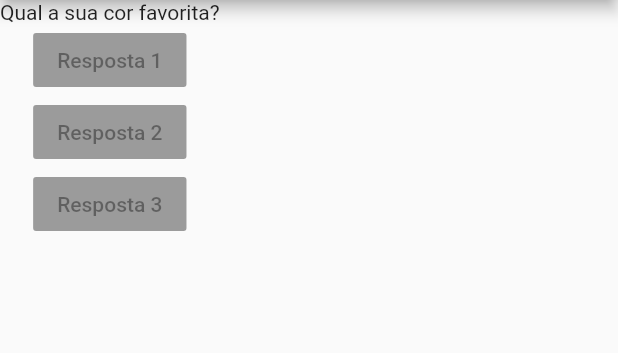
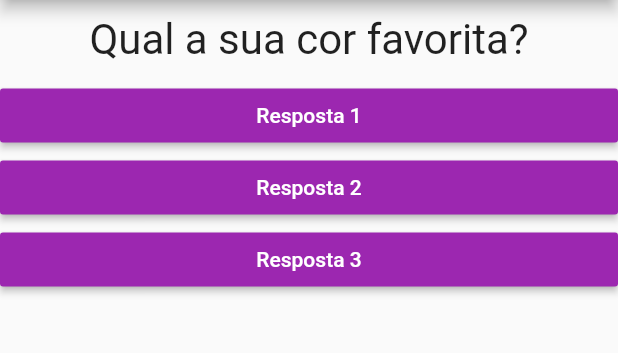
Before and after one commit to jesifreire/ProjetoQuizFlutter, a Flutter app: the screen it shows after launch, on a phone screen of 412 x 824 dp, the part 84-437 px from its top. Run offline on Flutter 3.47's test engine with Material 2 defaults, Android fonts, the phone set to English and light mode, and no system bars.

```diff
--- a/projeto_perguntas/lib/main.dart
+++ b/projeto_perguntas/lib/main.dart
@@ -1,13 +1,30 @@
 import 'package:flutter/material.dart';
+import 'package:projeto_perguntas/questao.dart';
+
+import 'resposta.dart';
 
 void main() {
   runApp(PerguntaApp());
 }
 
-class PerguntaApp extends StatelessWidget {
+class PerguntaApp extends StatefulWidget {
+  @override
+  _PerguntaAppState createState() => _PerguntaAppState();
+}
+
+class _PerguntaAppState extends State<PerguntaApp> {
+  var _perguntaSelecionada = 0;
+
+  void _responder() {
+    setState(() {
+      //Vai aplicar a mudança no estado quando clicar no botão 1
+      _perguntaSelecionada++;
+    });
+  }
+
   @override
   Widget build(BuildContext context) {
-    final Perguntas = [
+    final perguntas = [
       'Qual a sua cor favorita?',
       'Qual é o seu animal favorito?',
     ];
@@ -21,19 +38,10 @@ class PerguntaApp extends StatelessWidget {
         ),
         body: Column(
           children: <Widget>[
-            Text(Perguntas[0]),
-            RaisedButton(
-              child: Text('Resposta 1'),
-              onPressed: null,
-            ),
-            RaisedButton(
-              child: Text('Resposta 2'),
-              onPressed: null,
-            ),
-            RaisedButton(
-              child: Text('Resposta 3'),
-              onPressed: null,
-            ),
+            Questao(perguntas[_perguntaSelecionada]),
+            Resposta('Resposta 1', _responder),
+            Resposta('Resposta 2', _responder),
+            Resposta('Resposta 3', _responder),
           ],
         ),
       ),
--- /dev/null
+++ b/projeto_perguntas/lib/questao.dart
@@ -0,0 +1,19 @@
+import 'package:flutter/material.dart';
+
+class Questao extends StatelessWidget {
+  final String texto;
+  Questao(this.texto);
+
+  @override
+  Widget build(BuildContext context) {
+    return Container(
+      width: double.infinity,
+      margin: EdgeInsets.all(10),
+      child: Text(
+        texto,
+        style: TextStyle(fontSize: 28),
+        textAlign: TextAlign.center,
+      ),
+    );
+  }
+}
--- /dev/null
+++ b/projeto_perguntas/lib/resposta.dart
@@ -0,0 +1,21 @@
+import 'package:flutter/material.dart';
+
+class Resposta extends StatelessWidget {
+  final String resposta;
+  final void Function() onClick;
+
+  Resposta(this.resposta, this.onClick);
+
+  @override
+  Widget build(BuildContext context) {
+    return Container(
+      width: double.infinity,
+      child: RaisedButton(
+        child: Text(resposta),
+        textColor: Colors.white,
+        color: Colors.purple,
+        onPressed: onClick,
+      ),
+    );
+  }
+}
```
